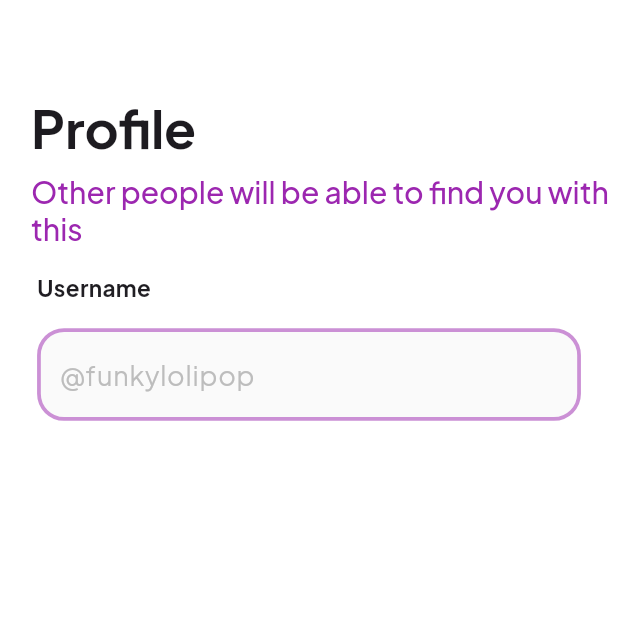
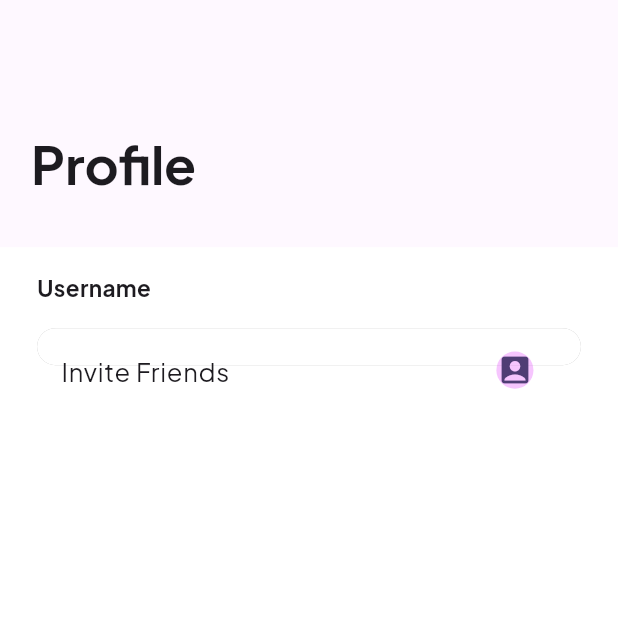
Before and after one commit to ThatLinuxGuyYouKnow/Bubbly, a Flutter app: the UserScreen screen opened directly, on a phone screen of 412 x 824 dp, the top half of it. Run offline on Flutter 3.47's test engine with Material 3 defaults, Android fonts, the phone set to English and light mode, and no system bars; our stand-ins replace device_info, flutter_dotenv, get_storage, google_fonts, supabase_flutter; accounts and stored records are empty.

Commit message:
option tile

```diff
--- a/lib/stacked_screens/homeScreen.dart
+++ b/lib/stacked_screens/homeScreen.dart
@@ -1,7 +1,7 @@
 import 'package:flutter/material.dart';
 import 'package:bubbly/widgets/customBottomNavBar.dart';
 import 'package:bubbly/chats/chat_main.dart';
-import 'package:bubbly/stacked_screens/user.dart';
+import 'package:bubbly/stacked_screens/userProfile.dart';
 
 class HomeScreen extends StatefulWidget {
   const HomeScreen({Key? key}) : super(key: key);
@@ -11,7 +11,7 @@ class HomeScreen extends StatefulWidget {
 }
 
 class _HomeScreenState extends State<HomeScreen> {
-  int _currentIndex = 0;
+  int _currentIndex = 1; //so it always lands on the main chat widget by default
 
   final List<Widget> _screens = [
     UserScreen(),
--- a/lib/stacked_screens/user.dart
+++ b/lib/stacked_screens/userProfile.dart
@@ -1,4 +1,5 @@
 import 'package:bubbly/widgets/StandardTextField.dart';
+import 'package:bubbly/widgets/profileOptionTiles.dart';
 import 'package:bubbly/widgets/texts.dart';
 import 'package:flutter/material.dart';
 import 'package:google_fonts/google_fonts.dart';
@@ -19,7 +20,7 @@ class UserScreen extends StatelessWidget {
           SliverAppBar(
             expandedHeight: screenHeight * 0.2,
             pinned: true,
-            backgroundColor: Colors.white,
+            backgroundColor: Colors.purpleAccent.withOpacity(.04),
             elevation: 0,
             leadingWidth: screenWidth * 0.23,
             leading: const SizedBox.shrink(),
@@ -41,7 +42,7 @@ class UserScreen extends StatelessWidget {
                     height: screenHeight * 0.01,
                   ),
                   Text(
-                    'Other people will be able to find you with this',
+                    '',
                     style: GoogleFonts.plusJakartaSans(
                       color: Colors.purple,
                       fontSize: 20,
@@ -65,8 +66,11 @@ class UserScreen extends StatelessWidget {
                       textWeight: FontWeight.bold,
                     ),
                     SizedBox(height: screenHeight * 0.02),
-                    StandardTextEditingField(
-                        valueValidator: (value) {}, hintText: '@funkylolipop')
+                    ProfileOptionsTile(
+                      title: 'Invite Friends',
+                      onTap: () {},
+                      trailingIcon: Icon(Icons.account_box),
+                    )
                   ] ///////////////
                   ),
             ),
--- a/lib/widgets/optionButton.dart
+++ b/lib/widgets/optionButton.dart
@@ -1,4 +1,3 @@
-import 'package:bubbly/widgets/OndulatingButton.dart';
 import 'package:flutter/material.dart';
 
 class OptionButton extends StatelessWidget {
--- /dev/null
+++ b/lib/widgets/profileOptionTiles.dart
@@ -0,0 +1,35 @@
+import 'package:flutter/material.dart';
+import 'package:google_fonts/google_fonts.dart';
+
+class ProfileOptionsTile extends StatelessWidget {
+  ProfileOptionsTile(
+      {super.key,
+      required this.trailingIcon,
+      required this.title,
+      required this.onTap});
+  final Icon trailingIcon;
+  final String title;
+  final VoidCallback onTap;
+  Widget build(BuildContext context) {
+    final screenWidth = MediaQuery.of(context).size.width;
+    final screenHeight = MediaQuery.of(context).size.height;
+    return GestureDetector(
+      onTap: () => onTap(),
+      child: Container(
+        height: screenHeight * 0.03,
+        width: screenHeight * 0.8,
+        decoration: BoxDecoration(
+            color: Colors.white,
+            borderRadius: BorderRadius.circular(20),
+            boxShadow: [BoxShadow(color: Colors.black.withOpacity(.3))]),
+        child: ListTile(
+          trailing: CircleAvatar(
+            backgroundColor: Colors.purpleAccent.withOpacity(.3),
+            child: trailingIcon,
+          ),
+          title: Text(title, style: GoogleFonts.plusJakartaSans(fontSize: 17)),
+        ),
+      ),
+    );
+  }
+}
```
Also changed, not shown: lib/main.dart (+5 -5 lines), lib/splash.dart (added, +49 -0 lines), lib/widgets/OndulatingButton.dart (deleted, +0 -92 lines).
